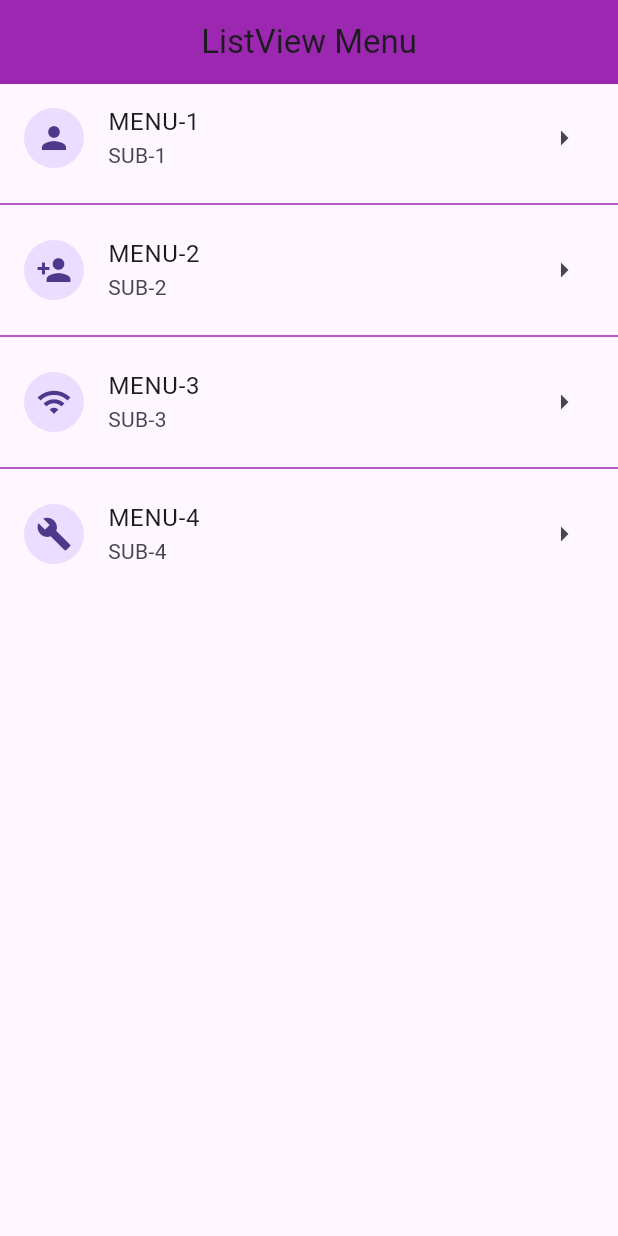
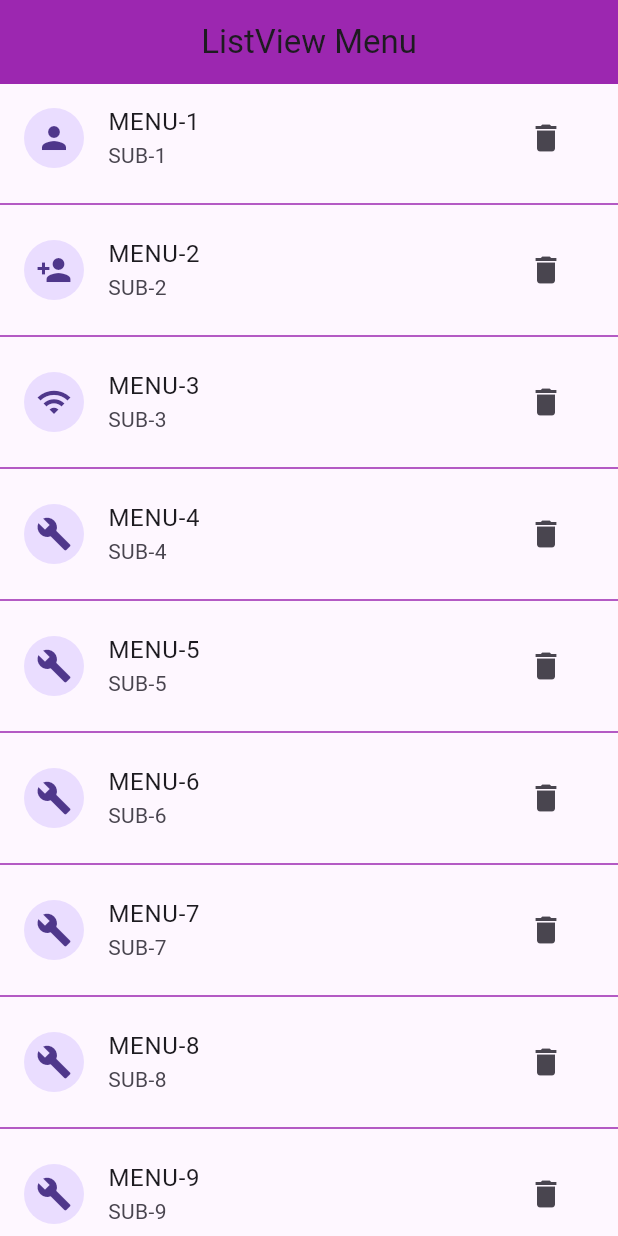
Before and after one commit to samchat2561/week15-mobile-C2-22569, a Flutter app: the screen it shows after launch, on a phone screen of 412 x 824 dp. Run offline on Flutter 3.47's test engine with Material 3 defaults, Android fonts, the phone set to English and light mode, and no system bars.

Commit message:
update feture/listview menu

```diff
--- a/lib/views/listview_menu.dart
+++ b/lib/views/listview_menu.dart
@@ -13,6 +13,14 @@ List<ListMenu> menus = [
   ListMenu(title: "MENU-2", subtitle: "SUB-2", icon: Icons.person_add),
   ListMenu(title: "MENU-3", subtitle: "SUB-3", icon: Icons.wifi),
   ListMenu(title: "MENU-4", subtitle: "SUB-4", icon: Icons.build),
+  ListMenu(title: "MENU-5", subtitle: "SUB-5", icon: Icons.build),
+  ListMenu(title: "MENU-6", subtitle: "SUB-6", icon: Icons.build),
+  ListMenu(title: "MENU-7", subtitle: "SUB-7", icon: Icons.build),
+  ListMenu(title: "MENU-8", subtitle: "SUB-8", icon: Icons.build),
+  ListMenu(title: "MENU-9", subtitle: "SUB-9", icon: Icons.build),
+  ListMenu(title: "MENU-10", subtitle: "SUB-10", icon: Icons.build),
+  ListMenu(title: "MENU-11", subtitle: "SUB-11", icon: Icons.build),
+  ListMenu(title: "MENU-12", subtitle: "SUB-12", icon: Icons.build),
 ];
 
 class ListviewMenu extends StatelessWidget {
@@ -33,7 +41,13 @@ class ListviewMenu extends StatelessWidget {
               title: Text("${menus[index].title}"),
               subtitle: Text("${menus[index].subtitle}"),
               leading: CircleAvatar(child: Icon(menus[index].icon)),
-              trailing: Icon(Icons.arrow_right),
+              // trailing: Icon(Icons.arrow_right),
+              trailing: IconButton(
+                onPressed: () {
+                  debugPrint(menus[index].subtitle);
+                },
+                icon: Icon(Icons.delete),
+              ),
               onTap: () {
                 debugPrint(menus[index].title);
                 if (Navigator.canPop(context)) {
@@ -45,7 +59,7 @@ class ListviewMenu extends StatelessWidget {
           separatorBuilder: (context, index) {
             return Divider(color: Colors.purple);
           },
-          itemCount: 4,
+          itemCount: menus.length,
         ),
       ),
     );
```
